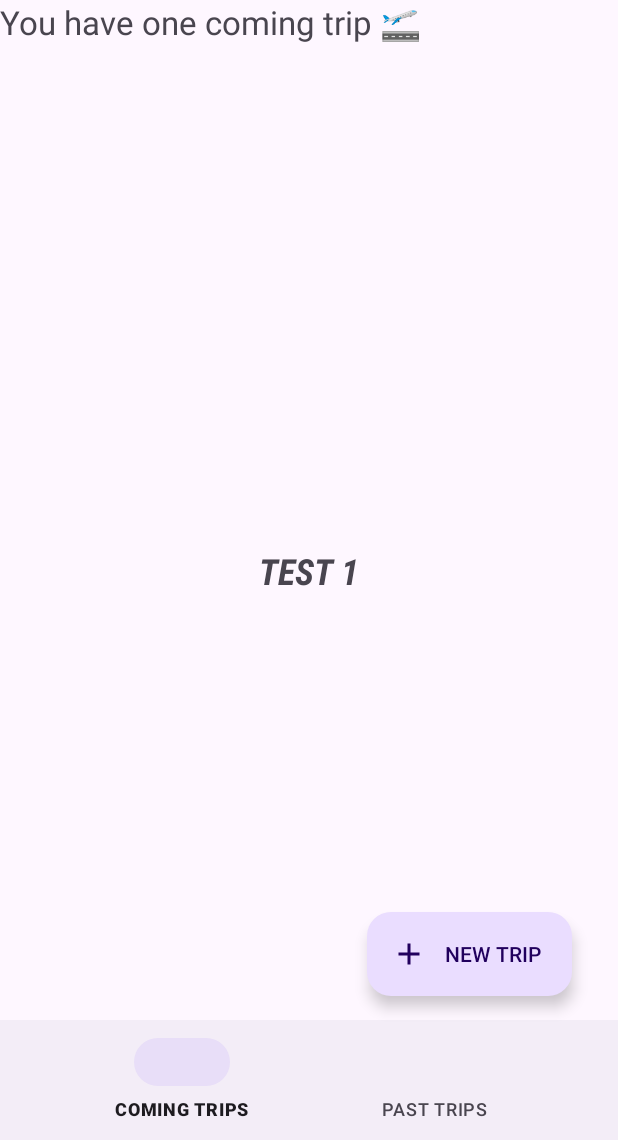
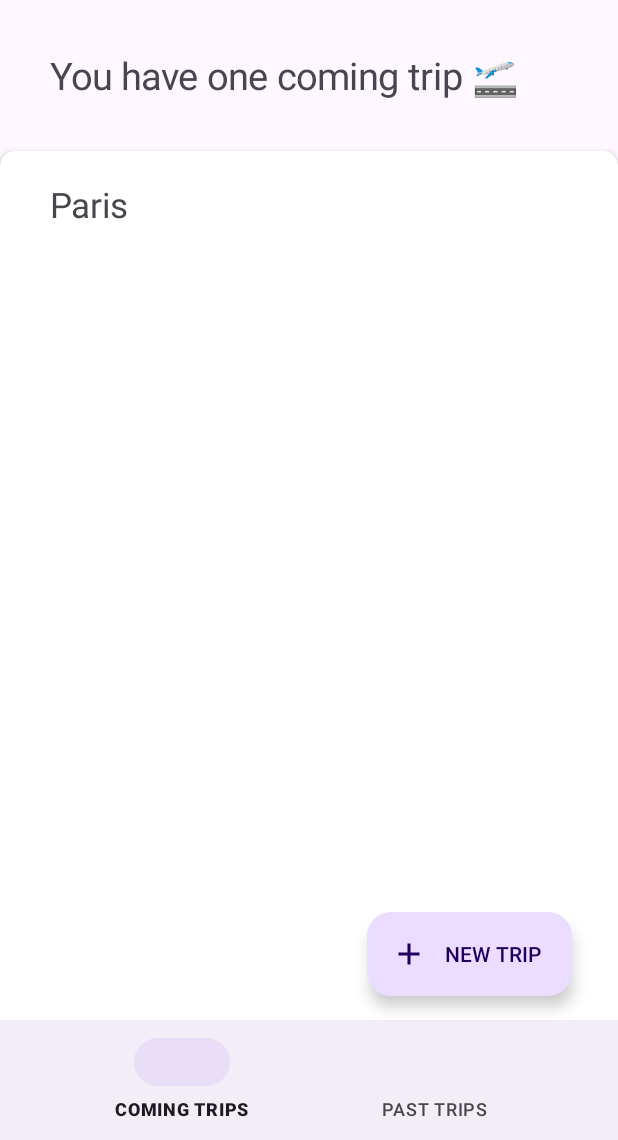
Before and after one commit to AlePucci/one-two-trip, an Android app: the screen it shows after launch (HomeActivity), on a phone screen of 412 x 824 dp, the part 96-1236 px from its top. Run offline under Robolectric (Android 15) with nearby library versions, the phone set to English and light mode, and no system bars; our stand-ins replace navigation-ui.

Commit message:
Add trip cardview prototype

```diff
--- a/app/src/main/java/it/unimib/sal/one_two_trip/ui/main/ComingTripsFragment.java
+++ b/app/src/main/java/it/unimib/sal/one_two_trip/ui/main/ComingTripsFragment.java
@@ -2,19 +2,25 @@ package it.unimib.sal.one_two_trip.ui.main;
 
 import android.os.Bundle;
 
+import androidx.appcompat.widget.LinearLayoutCompat;
+import androidx.cardview.widget.CardView;
 import androidx.constraintlayout.widget.ConstraintLayout;
+import androidx.constraintlayout.widget.ConstraintSet;
 import androidx.fragment.app.Fragment;
 
 import android.util.Log;
+import android.view.Gravity;
 import android.view.LayoutInflater;
 import android.view.View;
 import android.view.ViewGroup;
+import android.widget.LinearLayout;
 import android.widget.TextView;
 
 import java.util.HashSet;
 import java.util.Set;
 
 import it.unimib.sal.one_two_trip.R;
+import it.unimib.sal.one_two_trip.model.Activity;
 import it.unimib.sal.one_two_trip.model.Trip;
 
 /**
@@ -25,30 +31,21 @@ import it.unimib.sal.one_two_trip.model.Trip;
 public class ComingTripsFragment extends Fragment {
 
     private static final String TAG = ComingTripsFragment.class.getSimpleName();
+    private final Set<Trip> comingTrips = new HashSet<>();
 
-    private Set<Trip> comingTrips = new HashSet<>();
+    public ComingTripsFragment() {}
 
-    public ComingTripsFragment() {
-        // Required empty public constructor
-    }
-
-    // TODO: Rename and change types and number of parameters
-    public static ComingTripsFragment newInstance() {
-        return new ComingTripsFragment();
-    }
+    public static ComingTripsFragment newInstance() { return new ComingTripsFragment(); }
 
     @Override
-    public void onCreate(Bundle savedInstanceState) {
-        super.onCreate(savedInstanceState);
-    }
+    public void onCreate(Bundle savedInstanceState) { super.onCreate(savedInstanceState); }
 
     @Override
     public View onCreateView(LayoutInflater inflater, ViewGroup container,
                              Bundle savedInstanceState) {
-        // Inflate the layout for this fragment
-        View rootView = inflater.inflate(R.layout.fragment_coming_trips, container, false);
-
-        ConstraintLayout layout = rootView.findViewById(R.id.fragment_coming_trips_layout);
+        View rootView = inflater.inflate(R.layout.fragment_coming_trips, container,
+                false);
+        LinearLayout layout = rootView.findViewById(R.id.fragment_coming_trips_layout);
 
         for(Trip trip : HomeActivity.trips ){
             if(!trip.isCompleted()){
@@ -58,18 +55,72 @@ public class ComingTripsFragment extends Fragment {
 
         if(comingTrips.size() != 0){
             int comingTripsCount = comingTrips.size();
+
             TextView comingTripsTitle = new TextView(getContext());
             if(comingTripsCount == 1){
                 comingTripsTitle.setText(R.string.coming_trips_title_single);
-                Log.d(TAG, "onCreate: " + comingTripsTitle.getText());
             }
             else{
-                comingTripsTitle.setText(String.format(getString(R.string.coming_trips_title_multiple), comingTripsCount));
-                Log.d(TAG, "onCreate: " + comingTripsTitle.getText());
+                comingTripsTitle.setText(String.format(
+                        getString(R.string.coming_trips_title_multiple),
+                        comingTripsCount));
             }
 
-            comingTripsTitle.setTextSize(22);
-            layout.addView(comingTripsTitle, new ViewGroup.LayoutParams(ViewGroup.LayoutParams.MATCH_PARENT, ViewGroup.LayoutParams.WRAP_CONTENT));
+            comingTripsTitle.setTextSize(25);
+
+            LinearLayout.LayoutParams comingTripsTitleParams = new LinearLayout.LayoutParams(
+                    LinearLayout.LayoutParams.WRAP_CONTENT,
+                    LinearLayout.LayoutParams.WRAP_CONTENT
+            );
+
+            comingTripsTitleParams.setMargins(50, 50, 0, 50);
+            layout.addView(comingTripsTitle, comingTripsTitleParams);
+
+            for(Trip trip : comingTrips){
+                CardView cardView = new CardView(getContext(), null, R.style.CardView);
+
+                cardView.setRadius(15);
+                cardView.setCardElevation(4);
+
+                ConstraintLayout cardViewLayout = new ConstraintLayout(getContext());
+                cardViewLayout.setId(View.generateViewId());
+                ConstraintSet set = new ConstraintSet();
+                set.clone(cardViewLayout);
+                cardViewLayout.setLayoutParams(new ConstraintLayout.LayoutParams(
+                        ConstraintLayout.LayoutParams.MATCH_PARENT,
+                        ConstraintLayout.LayoutParams.MATCH_PARENT));
+
+                TextView tripName = new TextView(getContext());
+                tripName.setId(View.generateViewId());
+                tripName.setText(trip.getTitle());
+                tripName.setTextSize(23);
+
+                cardViewLayout.addView(tripName);
+                set.connect(tripName.getId(), ConstraintSet.LEFT, cardViewLayout.getId(),
+                        ConstraintSet.LEFT, 50);
+                set.connect(tripName.getId(), ConstraintSet.RIGHT, cardViewLayout.getId(),
+                        ConstraintSet.RIGHT, 0);
+                set.connect(tripName.getId(), ConstraintSet.TOP, cardViewLayout.getId(),
+                        ConstraintSet.TOP, 30);
+                set.connect(tripName.getId(), ConstraintSet.BOTTOM, cardViewLayout.getId(),
+                        ConstraintSet.BOTTOM, 0);
+                set.constrainHeight(cardView.getId(), ConstraintSet.WRAP_CONTENT);
+                set.constrainWidth(cardView.getId(), ConstraintSet.MATCH_CONSTRAINT);
+
+                set.applyTo(cardViewLayout);
+
+                cardView.addView(cardViewLayout, new CardView.LayoutParams(
+                        CardView.LayoutParams.MATCH_PARENT,
+                        1000));
+                layout.addView(cardView, new CardView.LayoutParams(
+                        CardView.LayoutParams.MATCH_PARENT,
+                        CardView.LayoutParams.WRAP_CONTENT));
+
+
+
+
+            }
+
         }
 
         return rootView;
--- a/app/src/main/java/it/unimib/sal/one_two_trip/ui/main/HomeActivity.java
+++ b/app/src/main/java/it/unimib/sal/one_two_trip/ui/main/HomeActivity.java
@@ -24,7 +24,7 @@ public class HomeActivity extends AppCompatActivity {
     private static final String TAG = HomeActivity.class.getSimpleName();
 
     public static final Person admin = new Person("0","Admin", "Test", "admin@test.com", "password", "1234567890", "none");
-    private static final Trip trip = new Trip("1", "admin@test.com", "TRIP 1", "");
+    private static final Trip trip = new Trip("1", "admin@test.com", "Paris", "");
 
     private static final Person[] participants = {admin};
     private static final Activity activity_1 = new Activity("1", "LOUVRE", "A", "PARIS", new Date(2022,11,14, 10, 0, 0), participants, false, "1", null, null);
--- a/app/src/main/res/layout/fragment_coming_trips.xml
+++ b/app/src/main/res/layout/fragment_coming_trips.xml
@@ -1,24 +1,10 @@
 <?xml version="1.0" encoding="utf-8"?>
-<androidx.constraintlayout.widget.ConstraintLayout
+<LinearLayout
     xmlns:android="http://schemas.android.com/apk/res/android"
     xmlns:app="http://schemas.android.com/apk/res-auto"
     xmlns:tools="http://schemas.android.com/tools"
     android:layout_width="match_parent"
     android:layout_height="match_parent"
     tools:context=".ui.main.ComingTripsFragment"
-    android:id="@+id/fragment_coming_trips_layout">
-
-    <!-- TODO: Update blank fragment layout -->
-    <TextView
-        android:layout_width="wrap_content"
-        android:layout_height="wrap_content"
-        android:fontFamily="sans-serif-condensed"
-        android:text="TEST 1"
-        android:textSize="24sp"
-        android:textStyle="bold|italic"
-        app:layout_constraintBottom_toBottomOf="parent"
-        app:layout_constraintEnd_toEndOf="parent"
-        app:layout_constraintStart_toStartOf="parent"
-        app:layout_constraintTop_toTopOf="parent" />
-
-</androidx.constraintlayout.widget.ConstraintLayout >
+    android:id="@+id/fragment_coming_trips_layout"
+    android:orientation="vertical" />
--- a/app/src/main/res/values-night/themes.xml
+++ b/app/src/main/res/values-night/themes.xml
@@ -13,4 +13,8 @@
         <item name="android:statusBarColor">?attr/colorPrimaryVariant</item>
         <!-- Customize your theme here. -->
     </style>
+
+    <style name="CardView" parent="Widget.Material3.CardView.Elevated">
+        <item name="cardBackgroundColor">@color/cardview_dark_background</item>
+    </style>
 </resources>
--- a/app/src/main/res/values/colors.xml
+++ b/app/src/main/res/values/colors.xml
@@ -7,4 +7,7 @@
     <color name="teal_700">#FF018786</color>
     <color name="black">#FF000000</color>
     <color name="white">#FFFFFFFF</color>
+
+    <color name="cardview_light_background">#F8F3F2</color>
+    <color name="cardview_dark_background">#404040</color>
 </resources>
--- a/app/src/main/res/values/themes.xml
+++ b/app/src/main/res/values/themes.xml
@@ -12,5 +12,10 @@
         <!-- Status bar color. -->
         <item name="android:statusBarColor">?attr/colorPrimaryVariant</item>
         <!-- Customize your theme here. -->
+
+    </style>
+
+    <style name="CardView" parent="Widget.Material3.CardView.Elevated">
+        <item name="cardBackgroundColor">@color/cardview_light_background</item>
     </style>
 </resources>
```
